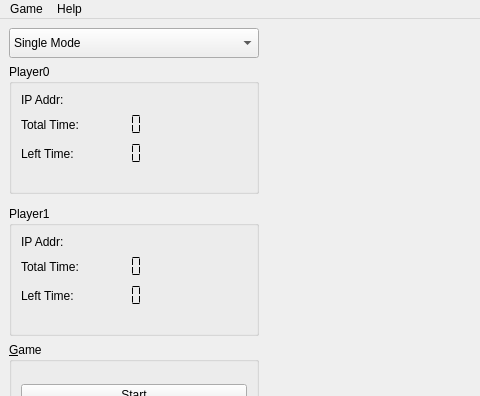
This is ui/gomoku.ui in houminz/Gomoku as Qt 5 draws it before an edit; both pictures show x 0 to 480 and y 0 to 396 of the 1024 by 769 pixel window. The edited form follows.
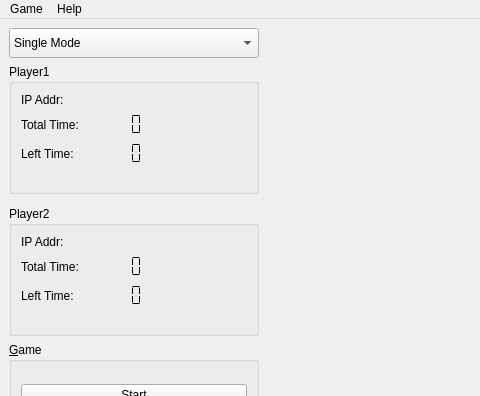
This is the edited form. Icons and pictures are not drawn. Custom widgets are drawn as their Qt base class.

Patch:
```diff
--- a/ui/gomoku.ui
+++ b/ui/gomoku.ui
@@ -127,7 +127,7 @@
        </size>
       </property>
       <property name="title">
-       <string>Player0</string>
+       <string>Player1</string>
       </property>
       <layout class="QFormLayout" name="formLayout">
        <item row="0" column="0">
@@ -305,7 +305,7 @@
        </size>
       </property>
       <property name="title">
-       <string>Player1</string>
+       <string>Player2</string>
       </property>
       <layout class="QFormLayout" name="formLayout_2">
        <item row="0" column="0">
```
